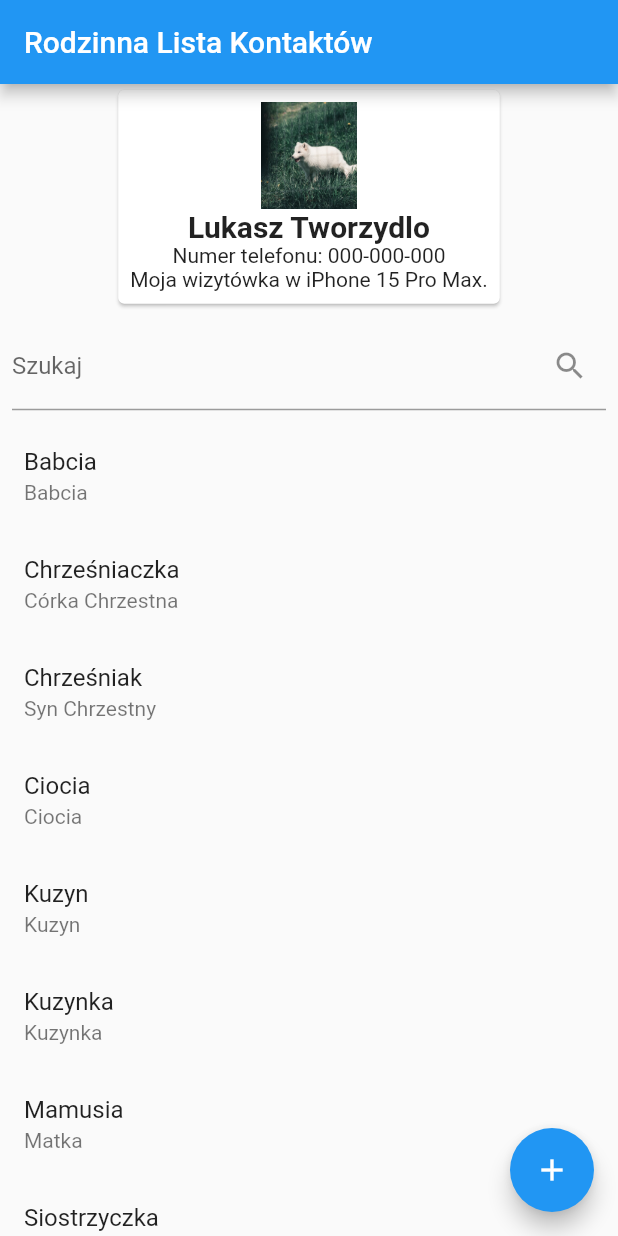
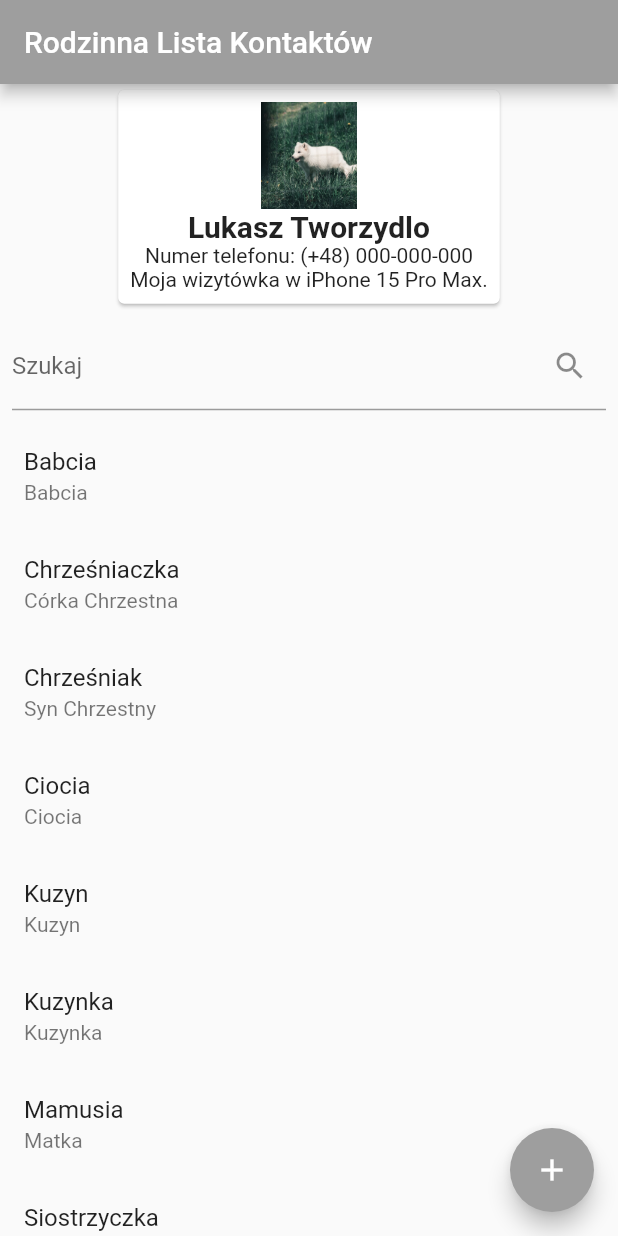
Before and after one commit to luqasz-tworzydlo/2023-Q4-1_Flutter-Dart_Mobile-Apps, a Flutter app: the screen it shows after launch, on a phone screen of 412 x 824 dp. Run offline on Flutter 3.47's test engine with Material 2 defaults, Android fonts, the phone set to English and light mode, and no system bars.

Commit message:
Add files via upload

```diff
--- a/5_Final-Exercise_contact-list-app/src/FE_cla/fin_ex_contact_list_app/lib/main.dart
+++ b/5_Final-Exercise_contact-list-app/src/FE_cla/fin_ex_contact_list_app/lib/main.dart
@@ -63,16 +63,16 @@ class ContactListApp extends StatefulWidget {
 
 class _ContactListAppState extends State<ContactListApp> {
   List<Kontakt> kontakty = [
-    Kontakt("Mamusia", "Matka", "123-456-789", "mama@mail.com", "Uwielbia wyjazdy rodzinne...", "images/1-13451521.jpg"),
-    Kontakt("Tatuś", "Ojciec", "234-567-890", "tata@mail.com", "Lubi dbać o rośliny na działce...", "images/2-158109.jpg"),
-    Kontakt("Siostrzyczka", "Siostra", "345-678-901", "siostra@mail.com", "Podróżniczka, uwielbia zwiedzać...", "images/3-349758.jpg"),
-    Kontakt("Babcia", "Babcia", "456-789-012", "babcia@mail.com", "Bardzo lubi dzierganie na drutach...", "images/4-4264360.jpg"),
-    Kontakt("Ciocia", "Ciocia", "567-890-123", "ciocia@mail.com", "Lubi próbować nowe przepisy...", "images/5-1996337.jpg"),
-    Kontakt("Wujek", "Wujek", "678-901-234", "wujek@mail.com", "Lubi próbować różne alkohole...", "images/6-1526410.jpg"),
-    Kontakt("Kuzynka", "Kuzynka", "789-012-345", "kuzynka@mail.com", "Bardzo lubi prace domowe...", "images/7-158536.jpg"),
-    Kontakt("Kuzyn", "Kuzyn", "890-123-456", "kuzyn@mail.com", "Lubi podróżować z synkiem...", "images/8-39310.jpg"),
-    Kontakt("Chrześniak", "Syn Chrzestny", "901-234-567", "chrzesniak@mail.com", "Uwielbia jeść słodycze...", "images/9-3478875.jpg"),
-    Kontakt("Chrześniaczka", "Córka Chrzestna", "012-345-678", "chrzesniaczka@mail.com", "Bardzo lubi plac zabaw...", "images/10-1444321.jpg")
+    Kontakt("Mamusia", "Matka", "(+48) 123-456-789", "mama@mail.com", "Uwielbia wyjazdy rodzinne...", "images/1-13451521.jpg"),
+    Kontakt("Tatuś", "Ojciec", "(+48) 234-567-890", "tata@mail.com", "Lubi dbać o rośliny na działce...", "images/2-158109.jpg"),
+    Kontakt("Siostrzyczka", "Siostra", "(+48) 345-678-901", "siostra@mail.com", "Podróżniczka, uwielbia zwiedzać...", "images/3-349758.jpg"),
+    Kontakt("Babcia", "Babcia", "(+48) 456-789-012", "babcia@mail.com", "Bardzo lubi dzierganie na drutach...", "images/4-4264360.jpg"),
+    Kontakt("Ciocia", "Ciocia", "(+48) 567-890-123", "ciocia@mail.com", "Lubi próbować nowe przepisy...", "images/5-1996337.jpg"),
+    Kontakt("Wujek", "Wujek", "(+48) 678-901-234", "wujek@mail.com", "Lubi próbować różne alkohole...", "images/6-1526410.jpg"),
+    Kontakt("Kuzynka", "Kuzynka", "(+48) 789-012-345", "kuzynka@mail.com", "Bardzo lubi prace domowe...", "images/7-158536.jpg"),
+    Kontakt("Kuzyn", "Kuzyn", "(+48) 890-123-456", "kuzyn@mail.com", "Lubi podróżować z synkiem...", "images/8-39310.jpg"),
+    Kontakt("Chrześniak", "Syn Chrzestny", "(+48) 901-234-567", "chrzesniak@mail.com", "Uwielbia jeść słodycze...", "images/9-3478875.jpg"),
+    Kontakt("Chrześniaczka", "Córka Chrzestna", "(+48) 012-345-678", "chrzesniaczka@mail.com", "Bardzo lubi plac zabaw...", "images/10-1444321.jpg")
   ];
 
   List<Kontakt> filtrowaneKontakty = [];
@@ -111,13 +111,14 @@ class _ContactListAppState extends State<ContactListApp> {
   Widget build(BuildContext context) {
     return Scaffold(
       appBar: AppBar(
+        backgroundColor: Colors.grey,
         title: Text("Rodzinna Lista Kontaktów"),
       ),
       body: Column(
         children: [
           Wizytowka(
             nazwaKontaktu: "Lukasz Tworzydlo",
-            numerTelefonu: "Numer telefonu: 000-000-000",
+            numerTelefonu: "Numer telefonu: (+48) 000-000-000",
             notatkiKontaktu: "Moja wizytówka w iPhone 15 Pro Max.",
             zdjecieDoKontaktu: "images/0-10771935.jpg",
           ),
@@ -153,6 +154,7 @@ class _ContactListAppState extends State<ContactListApp> {
         ],
       ),
       floatingActionButton: FloatingActionButton(
+        backgroundColor: Colors.grey,
         onPressed: () {
           Navigator.push(
             context,
@@ -196,6 +198,7 @@ class _stronaDodajKontaktState extends State<stronaDodajKontakt> {
   Widget build(BuildContext context) {
     return Scaffold(
       appBar: AppBar(
+        backgroundColor: Colors.grey,
         title: Text('Dodaj nowy kontakt'),
       ),
       body: Form(
@@ -228,6 +231,10 @@ class _stronaDodajKontaktState extends State<stronaDodajKontakt> {
               onSaved: (value) => notatkiKontaktu = value!,
             ),
             ElevatedButton(
+              style: TextButton.styleFrom(
+                // primary: Colors.white,
+                backgroundColor: Colors.grey,
+              ),
               onPressed: _submitForm,
               child: Text('Dodaj Kontakt'),
             ),
@@ -265,7 +272,6 @@ void pokazInformacjeBleduWyswietlania(BuildContext context) {
   );
 }
 
-
 class stronaSzczegolyKontaktu extends StatelessWidget {
   final Kontakt kontakt;
 
@@ -275,6 +281,7 @@ class stronaSzczegolyKontaktu extends StatelessWidget {
   Widget build(BuildContext context) {
     return Scaffold(
       appBar: AppBar(
+        backgroundColor: Colors.grey,
         title: Text(kontakt.nazwaKontaktu),
       ),
       body: SingleChildScrollView(
@@ -323,6 +330,10 @@ class stronaSzczegolyKontaktu extends StatelessWidget {
               subtitle: Text(kontakt.relacjaRodzinna),
             ),
             ListTile(
+              title: Text('Adres Email'),
+              subtitle: Text(kontakt.adresEmail),
+            ),
+            ListTile(
               title: Text('Notatki Kontaktu'),
               subtitle: Text(kontakt.notatkiKontaktu),
             )
```
